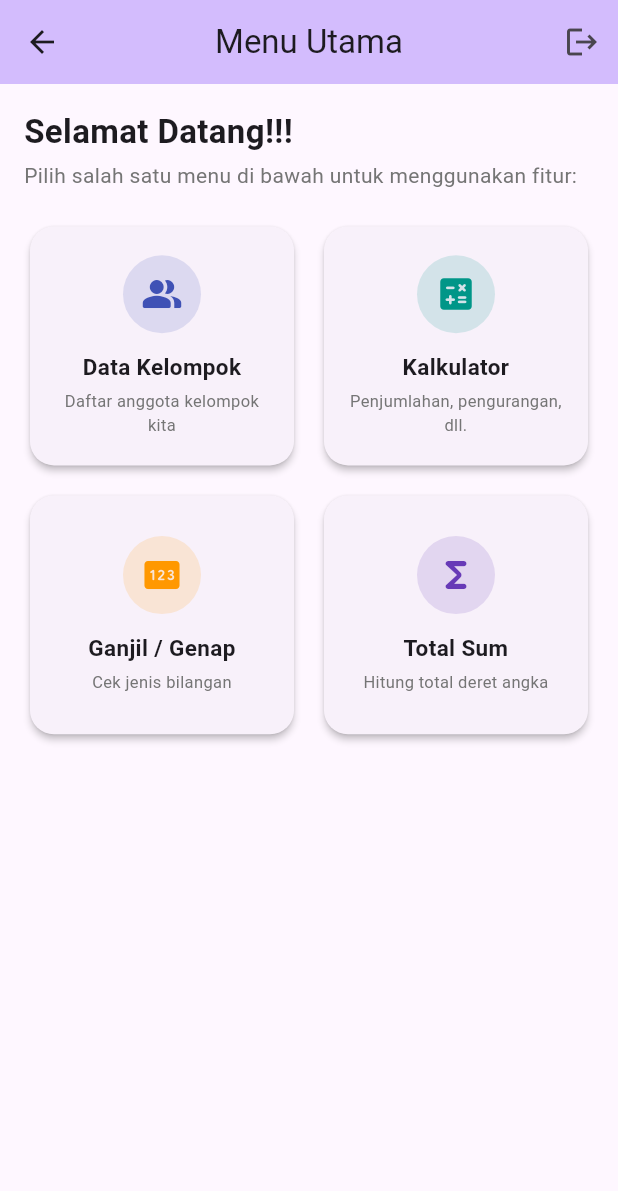
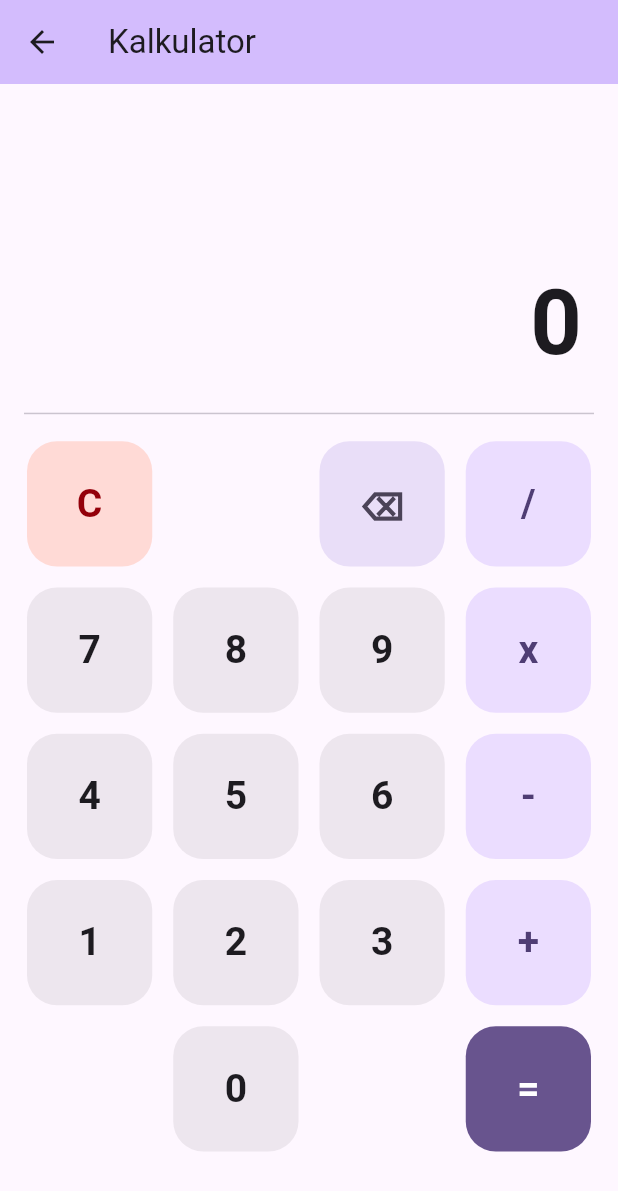
Before and after one commit to kakyoindonut321/aplikasi_kalkulator_tugas2, a Flutter app: the HomeScreen screen opened by its route, after a tap on "Kalkulator", on a phone screen of 412 x 824 dp. Shown: the top 1191 px of the screen. Run offline on Flutter 3.47's test engine with Material 3 defaults, Android fonts, the phone set to English and light mode, and no system bars.

Commit message:
berbaikan file dan UI kelompok dan menu

```diff
--- a/lib/main.dart
+++ b/lib/main.dart
@@ -27,9 +27,9 @@ class MyApp extends StatelessWidget {
         '/login': (context) => const LoginScreen(),
         '/home': (context) => const HomeScreen(),
         '/group': (context) => const GroupDataScreen(),
-        // '/math': (context) => const MathScreen(),
+        '/math': (context) => const MathScreen(),
         '/odd_even': (context) => const OddEvenScreen(),
-        // '/sum_total': (context) => const SumTotalScreen(),
+        '/sum_total': (context) => const SumTotalScreen(),
       },
       // Halaman awal
       home: const LoginScreen(),
--- a/lib/screens/home_screen.dart
+++ b/lib/screens/home_screen.dart
@@ -47,7 +47,6 @@ class HomeScreen extends StatelessWidget {
             icon: const Icon(Icons.logout),
             tooltip: 'Logout',
             onPressed: () {
-              // Kembali ke halaman Login & hapus riwayat tumpukan halaman
               Navigator.pushReplacementNamed(context, '/login');
             },
           )
@@ -75,9 +74,10 @@ class HomeScreen extends StatelessWidget {
               child: GridView.builder(
                 itemCount: menuItems.length,
                 gridDelegate: const SliverGridDelegateWithFixedCrossAxisCount(
-                  crossAxisCount: 2, // 2 Kolom Card
+                  crossAxisCount: 2,
                   crossAxisSpacing: 12,
                   mainAxisSpacing: 12,
+                  // PERUBAHAN 1: Ubah rasio kartu agar lebih tinggi
                   childAspectRatio: 1.1,
                 ),
                 itemBuilder: (context, index) {
@@ -85,7 +85,6 @@ class HomeScreen extends StatelessWidget {
 
                   return InkWell(
                     onTap: () {
-                      // Pindah ke route sesuai menu yang diklik
                       Navigator.pushNamed(context, item['route']);
                     },
                     borderRadius: BorderRadius.circular(16),
@@ -95,30 +94,39 @@ class HomeScreen extends StatelessWidget {
                         borderRadius: BorderRadius.circular(16),
                       ),
                       child: Padding(
-                        padding: const EdgeInsets.all(16.0),
+                        // PERUBAHAN 2: Kurangi padding dalam kartu agar ruang lebih lega
+                        padding: const EdgeInsets.symmetric(
+                          horizontal: 8.0,
+                          vertical: 12.0,
+                        ),
                         child: Column(
                           mainAxisAlignment: MainAxisAlignment.center,
                           children: [
                             CircleAvatar(
-                              radius: 26,
+                              // PERUBAHAN 3: Sedikit mengecilkan ukuran icon/avatar
+                              radius: 22,
                               backgroundColor: (item['color'] as Color).withOpacity(0.15),
                               child: Icon(
                                 item['icon'] as IconData,
                                 color: item['color'] as Color,
-                                size: 28,
+                                size: 24,
                               ),
                             ),
-                            const SizedBox(height: 12),
+                            const SizedBox(height: 8),
                             Text(
                               item['title'],
                               textAlign: TextAlign.center,
+                              maxLines: 1, // Agar title tidak makan 2 baris
+                              overflow: TextOverflow.ellipsis,
                               style: const TextStyle(
                                 fontWeight: FontWeight.bold,
-                                fontSize: 15,
+                                fontSize: 14,
                               ),
                             ),
                             const SizedBox(height: 4),
-                            Text(
+                            // PERUBAHAN 4: Bungkus subtitle dengan Expanded
+                            Expanded(
+                              child: Text(
                                 item['subtitle'],
                                 textAlign: TextAlign.center,
                                 maxLines: 2,
@@ -126,6 +134,7 @@ class HomeScreen extends StatelessWidget {
                                 style: TextStyle(
                                   fontSize: 11,
                                   color: Colors.grey[600],
+                                ),
                               ),
                             ),
                           ],
--- a/lib/screens/math_screen.dart
+++ b/lib/screens/math_screen.dart
@@ -0,0 +1,340 @@
+import 'package:flutter/material.dart';
+
+class MathScreen extends StatefulWidget {
+  const MathScreen({super.key});
+
+  @override
+  State<MathScreen> createState() => _MathScreenState();
+}
+
+class _MathScreenState extends State<MathScreen> {
+  String _num1 = '';
+  String _num2 = '';
+  String _operator = '';
+  String _display = '0';
+  bool _isResult = false;
+
+  void _onNumberPressed(String number) {
+    setState(() {
+      if (_isResult) {
+        _num1 = number;
+        _operator = '';
+        _num2 = '';
+        _display = _num1;
+        _isResult = false;
+      } else if (_operator.isEmpty) {
+        if (_num1 == '0') _num1 = '';
+        _num1 += number;
+        _display = _num1;
+      } else {
+        if (_num2 == '0') _num2 = '';
+        _num2 += number;
+        _display = _num2;
+      }
+    });
+  }
+
+  void _onOperatorPressed(String op) {
+    setState(() {
+      if (_num1.isEmpty) {
+        _num1 = '0';
+      }
+      if (_isResult) {
+        _isResult = false;
+      }
+      if (_num1.isNotEmpty && _operator.isNotEmpty && _num2.isNotEmpty) {
+        _onCalculate();
+        _isResult = false;
+      }
+      _operator = op;
+    });
+  }
+
+  void _onCalculate() {
+    if (_num1.isEmpty || _operator.isEmpty || _num2.isEmpty) return;
+
+    double n1 = double.parse(_num1);
+    double n2 = double.parse(_num2);
+    double result = 0;
+
+    switch (_operator) {
+      case '+':
+        result = n1 + n2;
+        break;
+      case '-':
+        result = n1 - n2;
+        break;
+      case 'x':
+        result = n1 * n2;
+        break;
+      case '/':
+        result = n2 == 0 ? 0 : n1 / n2;
+        break;
+    }
+
+    setState(() {
+      _display = result == result.toInt()
+          ? result.toInt().toString()
+          : result.toString();
+
+      _num1 = _display;
+      _operator = '';
+      _num2 = '';
+      _isResult = true;
+    });
+  }
+
+  void _onBackspace() {
+    setState(() {
+      if (_isResult) return;
+
+      if (_operator.isEmpty) {
+        if (_num1.isNotEmpty) {
+          _num1 = _num1.substring(0, _num1.length - 1);
+          _display = _num1.isEmpty ? '0' : _num1;
+        }
+      } else {
+        if (_num2.isNotEmpty) {
+          _num2 = _num2.substring(0, _num2.length - 1);
+          _display = _num2.isEmpty ? '0' : _num2;
+        }
+      }
+    });
+  }
+
+  void _onClear() {
+    setState(() {
+      _num1 = '';
+      _num2 = '';
+      _operator = '';
+      _display = '0';
+      _isResult = false;
+    });
+  }
+
+  // Helper untuk membuat Tombol dengan Efek Sentuh / Feedback yang Responsif
+  Widget _buildCalcButton({
+    required String label,
+    required VoidCallback? onTap,
+    Color? backgroundColor,
+    Color? foregroundColor,
+    bool isAccent = false,
+  }) {
+    if (label.isEmpty || onTap == null) {
+      return const SizedBox.shrink(); // Widget kosong untuk layout
+    }
+
+    // Menggunakan FilledButton / ElevatedButton bawaan Material 3
+    // yang otomatis punya efek tekan (ripple effect & elevation animation)
+    return Padding(
+      padding: const EdgeInsets.all(2.0),
+      child: FilledButton(
+        onPressed: onTap,
+        style: FilledButton.styleFrom(
+          backgroundColor: backgroundColor,
+          foregroundColor: foregroundColor,
+          shape: RoundedRectangleBorder(
+            borderRadius: BorderRadius.circular(20),
+          ),
+          padding: EdgeInsets.zero,
+        ),
+        child: Text(
+          label,
+          style: const TextStyle(
+            fontSize: 26,
+            fontWeight: FontWeight.bold,
+          ),
+        ),
+      ),
+    );
+  }
+
+  @override
+  Widget build(BuildContext context) {
+    final colorScheme = Theme.of(context).colorScheme;
+
+    return Scaffold(
+      appBar: AppBar(
+        title: const Text('Kalkulator'),
+        backgroundColor: colorScheme.inversePrimary,
+      ),
+      body: SafeArea(
+        child: Column(
+          children: [
+            // Area Display
+            Expanded(
+              flex: 2,
+              child: Container(
+                width: double.infinity,
+                padding: const EdgeInsets.symmetric(horizontal: 24, vertical: 16),
+                alignment: Alignment.bottomRight,
+                child: Column(
+                  mainAxisAlignment: MainAxisAlignment.end,
+                  crossAxisAlignment: CrossAxisAlignment.end,
+                  children: [
+                    // Indikator Operator di Atas
+                    Text(
+                      _operator.isNotEmpty ? '$_num1 $_operator' : '',
+                      style: TextStyle(
+                        fontSize: 26,
+                        fontWeight: FontWeight.w500,
+                        color: colorScheme.primary,
+                      ),
+                    ),
+                    const SizedBox(height: 8),
+                    // Display Angka Utama
+                    FittedBox(
+                      fit: BoxFit.scaleDown,
+                      alignment: Alignment.centerRight,
+                      child: Text(
+                        _display,
+                        style: TextStyle(
+                          fontSize: 60,
+                          fontWeight: FontWeight.bold,
+                          color: colorScheme.onSurface,
+                        ),
+                      ),
+                    ),
+                  ],
+                ),
+              ),
+            ),
+
+            const Divider(height: 1, indent: 16, endIndent: 16),
+
+            // Area Keypad (Dibuat kontras dan responsif)
+            Expanded(
+              flex: 5,
+              child: Padding(
+                padding: const EdgeInsets.all(16.0),
+                child: GridView.count(
+                  physics: const NeverScrollableScrollPhysics(),
+                  crossAxisCount: 4,
+                  crossAxisSpacing: 10,
+                  mainAxisSpacing: 10,
+                  childAspectRatio: 1.0,
+                  children: [
+                    // Baris 1
+                    _buildCalcButton(
+                      label: 'C',
+                      onTap: _onClear,
+                      backgroundColor: colorScheme.errorContainer,
+                      foregroundColor: colorScheme.onErrorContainer,
+                    ),
+                    const SizedBox.shrink(),
+                    _buildCalcButton(
+                      label: '⌫',
+                      onTap: _onBackspace,
+                      backgroundColor: colorScheme.secondaryContainer,
+                      foregroundColor: colorScheme.onSecondaryContainer,
+                    ),
+                    _buildCalcButton(
+                      label: '/',
+                      onTap: () => _onOperatorPressed('/'),
+                      backgroundColor: colorScheme.primaryContainer,
+                      foregroundColor: colorScheme.onPrimaryContainer,
+                    ),
+
+                    // Baris 2
+                    _buildCalcButton(
+                      label: '7',
+                      onTap: () => _onNumberPressed('7'),
+                      backgroundColor: colorScheme.surfaceContainerHigh,
+                      foregroundColor: colorScheme.onSurface,
+                    ),
+                    _buildCalcButton(
+                      label: '8',
+                      onTap: () => _onNumberPressed('8'),
+                      backgroundColor: colorScheme.surfaceContainerHigh,
+                      foregroundColor: colorScheme.onSurface,
+                    ),
+                    _buildCalcButton(
+                      label: '9',
+                      onTap: () => _onNumberPressed('9'),
+                      backgroundColor: colorScheme.surfaceContainerHigh,
+                      foregroundColor: colorScheme.onSurface,
+                    ),
+                    _buildCalcButton(
+                      label: 'x',
+                      onTap: () => _onOperatorPressed('x'),
+                      backgroundColor: colorScheme.primaryContainer,
+                      foregroundColor: colorScheme.onPrimaryContainer,
+                    ),
+
+                    // Baris 3
+                    _buildCalcButton(
+                      label: '4',
+                      onTap: () => _onNumberPressed('4'),
+                      backgroundColor: colorScheme.surfaceContainerHigh,
+                      foregroundColor: colorScheme.onSurface,
+                    ),
+                    _buildCalcButton(
+                      label: '5',
+                      onTap: () => _onNumberPressed('5'),
+                      backgroundColor: colorScheme.surfaceContainerHigh,
+                      foregroundColor: colorScheme.onSurface,
+                    ),
+                    _buildCalcButton(
+                      label: '6',
+                      onTap: () => _onNumberPressed('6'),
+                      backgroundColor: colorScheme.surfaceContainerHigh,
+                      foregroundColor: colorScheme.onSurface,
+                    ),
+                    _buildCalcButton(
+                      label: '-',
+                      onTap: () => _onOperatorPressed('-'),
+                      backgroundColor: colorScheme.primaryContainer,
+                      foregroundColor: colorScheme.onPrimaryContainer,
+                    ),
+
+                    // Baris 4
+                    _buildCalcButton(
+                      label: '1',
+                      onTap: () => _onNumberPressed('1'),
+                      backgroundColor: colorScheme.surfaceContainerHigh,
+                      foregroundColor: colorScheme.onSurface,
+                    ),
+                    _buildCalcButton(
+                      label: '2',
+                      onTap: () => _onNumberPressed('2'),
+                      backgroundColor: colorScheme.surfaceContainerHigh,
+                      foregroundColor: colorScheme.onSurface,
+                    ),
+                    _buildCalcButton(
+                      label: '3',
+                      onTap: () => _onNumberPressed('3'),
+                      backgroundColor: colorScheme.surfaceContainerHigh,
+                      foregroundColor: colorScheme.onSurface,
+                    ),
+                    _buildCalcButton(
+                      label: '+',
+                      onTap: () => _onOperatorPressed('+'),
+                      backgroundColor: colorScheme.primaryContainer,
+                      foregroundColor: colorScheme.onPrimaryContainer,
+                    ),
+
+                    // Baris 5
+                    const SizedBox.shrink(),
+                    _buildCalcButton(
+                      label: '0',
+                      onTap: () => _onNumberPressed('0'),
+                      backgroundColor: colorScheme.surfaceContainerHigh,
+                      foregroundColor: colorScheme.onSurface,
+                    ),
+                    const SizedBox.shrink(),
+                    _buildCalcButton(
+                      label: '=',
+                      onTap: _onCalculate,
+                      backgroundColor: colorScheme.primary,
+                      foregroundColor: colorScheme.onPrimary,
+                    ),
+                  ],
+                ),
+              ),
+            ),
+          ],
+        ),
+      ),
+    );
+  }
+}
```
Also changed, not shown: lib/screens/group_data_screen.dart (+6 -2 lines). Lines whose indentation alone changed are shown as unchanged.
